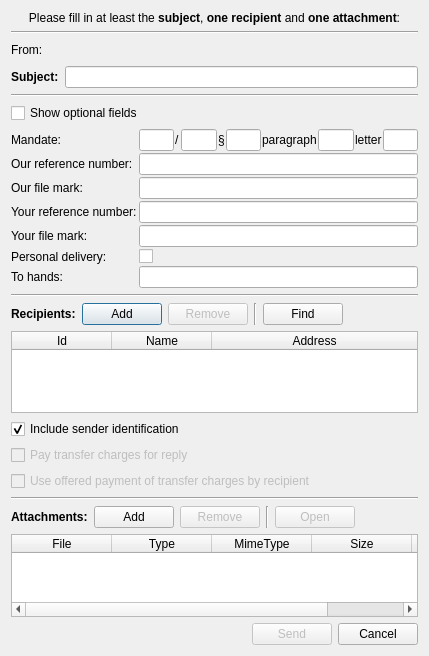
Old version of the form src/gui/ui/dlg_send_message.ui in the repository psakar/datovka.
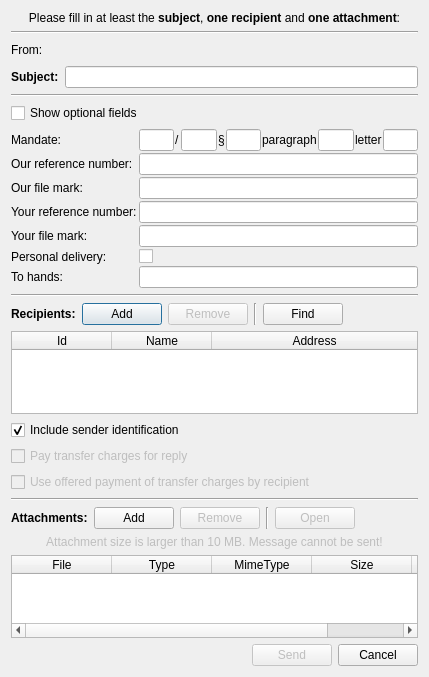
New version of the form. Icons and pictures are not drawn.

Commit message: Added check the total size of attachments before sending of the message (issue #44)

The edit to the form file:
```diff
--- a/src/gui/ui/dlg_send_message.ui
+++ b/src/gui/ui/dlg_send_message.ui
@@ -7,7 +7,7 @@
     <x>0</x>
     <y>0</y>
     <width>429</width>
-    <height>656</height>
+    <height>677</height>
    </rect>
   </property>
   <property name="font">
@@ -590,6 +590,25 @@
      </item>
     </layout>
    </item>
+   <item>
+    <widget class="QLabel" name="attachmentWarning">
+     <property name="enabled">
+      <bool>false</bool>
+     </property>
+     <property name="font">
+      <font>
+       <weight>50</weight>
+       <bold>false</bold>
+      </font>
+     </property>
+     <property name="text">
+      <string>Attachment size is larger than 10 MB. Message cannot be sent!</string>
+     </property>
+     <property name="alignment">
+      <set>Qt::AlignCenter</set>
+     </property>
+    </widget>
+   </item>
    <item>
     <widget class="QTableWidget" name="attachmentTableWidget">
      <property name="selectionBehavior">
```
The commit also changes 4 other files.
